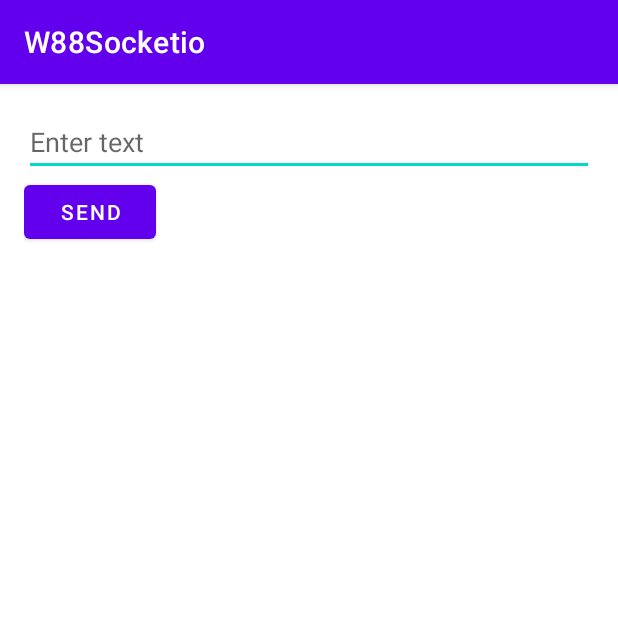
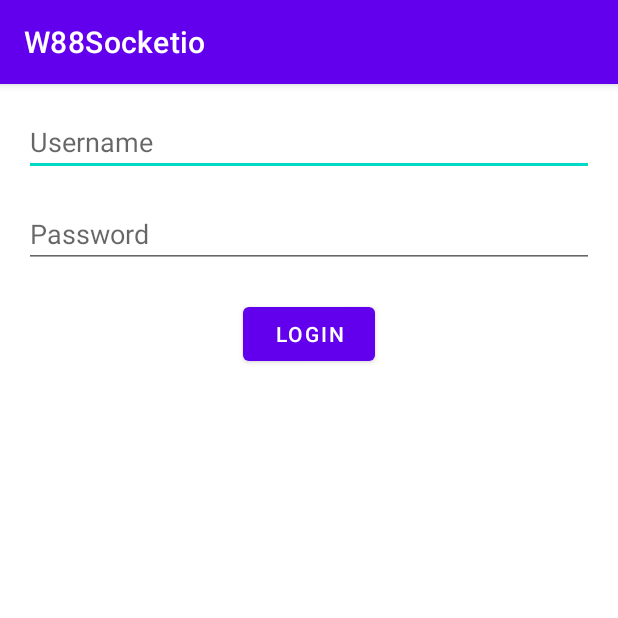
Before and after one commit to idobarakk/W88-Project, an Android app: the screen it shows after launch (MainActivity), on a phone screen of 412 x 824 dp, the top half of it. Run offline under Robolectric (Android 15) with nearby library versions, the light colour scheme and no system bars; libraries missing offline, so code that uses them is left out: io.socket.client; 3 statements that could not run were skipped.

Commit message:
WE have  working loginPage!
Co-Authored-By: TomerTheCodeKing <138518398+TomerTheCodeKing@users.noreply.github.com>

```diff
--- a/W88Socketio/app/build.gradle
+++ b/W88Socketio/app/build.gradle
@@ -32,6 +32,8 @@ dependencies {
 
     implementation 'androidx.appcompat:appcompat:1.6.1'
     implementation 'com.google.android.material:material:1.11.0'
+    implementation 'androidx.constraintlayout:constraintlayout:2.1.4'
+    //implementation project(':app')
     testImplementation 'junit:junit:4.13.2'
     androidTestImplementation 'androidx.test.ext:junit:1.1.5'
     androidTestImplementation 'androidx.test.espresso:espresso-core:3.5.1'
--- a/W88Socketio/app/src/main/java/com/example/w88socketio/MainActivity.java
+++ b/W88Socketio/app/src/main/java/com/example/w88socketio/MainActivity.java
@@ -1,9 +1,10 @@
 package com.example.w88socketio;
 
+
+import android.content.Intent;
 import android.os.Bundle;
 import androidx.appcompat.app.AppCompatActivity;
 import io.socket.client.Socket;
-
 import android.util.Log;
 import android.widget.EditText;
 import android.widget.TextView;
@@ -12,17 +13,13 @@ import io.socket.client.IO;
 import java.net.URISyntaxException;
 import org.json.JSONObject;
 import org.json.JSONException;
-import java.io.*;
 
 
 
-
-
-
-// Example in MainActivity.java
 public class MainActivity extends AppCompatActivity {
     private Socket mSocket;
-    private EditText inputText;
+    private EditText usernameInput; // New username field
+    private EditText passwordInput; // New password field
     private TextView responseView;
 
     @Override
@@ -30,7 +27,8 @@ public class MainActivity extends AppCompatActivity {
         super.onCreate(savedInstanceState);
         setContentView(R.layout.activity_main);
 
-        inputText = findViewById(R.id.inputText);
+        usernameInput = findViewById(R.id.usernameInput); // Change ID as per your layout
+        passwordInput = findViewById(R.id.passwordInput); // Change ID as per your layout
         Button sendButton = findViewById(R.id.sendButton);
         responseView = findViewById(R.id.responseView);
 
@@ -43,21 +41,50 @@ public class MainActivity extends AppCompatActivity {
         }
 
         sendButton.setOnClickListener(v -> {
-            Log.d("socketio","clicked");
-            String message = inputText.getText().toString();
-            Log.d("socketio",message);
-            mSocket.emit("message", message);
+            JSONObject loginData = new JSONObject();
+            try {
+                loginData.put("type", "login");
+                JSONObject data = new JSONObject();
+                data.put("username", usernameInput.getText().toString());
+                data.put("password", passwordInput.getText().toString());
+                loginData.put("data", data);
+            } catch (JSONException e) {
+                e.printStackTrace();
+            }
+            mSocket.emit("message", loginData.toString());
         });
 
         mSocket.on("message", args -> runOnUiThread(() -> {
-            JSONObject data = (JSONObject) args[0];
             try {
-                String response = data.getString("message");
-                responseView.setText(response);
+                JSONObject data;
+                if (args[0] instanceof String) {
+                    // If args[0] is a String, parse it to JSONObject
+                    data = new JSONObject((String) args[0]);
+                } else {
+                    // If args[0] is already a JSONObject, cast it directly
+                    data = (JSONObject) args[0];
+                }
+                if(data.getString("type").equals("login_callback")) {
+                    JSONObject loginData = data.getJSONObject("data");
+                    String userId = loginData.optString("user_id");
+                    boolean validPass = loginData.getBoolean("validpass");
+                    boolean validUser = loginData.getBoolean("validuser");
+
+                    if (!userId.equals("") && !userId.equals("null") && validUser && validPass) {
+                        // Save userId globally and navigate to HomePage
+                        GlobalData.setUserId(userId); // Assuming GlobalData is a class you create for global variables
+                        startActivity(new Intent(MainActivity.this, HomePageActivity.class));
+                    } else if (!validPass) {
+                        responseView.setText("Wrong password");
+                    } else if (!validUser) {
+                        responseView.setText("User not found");
+                    }
+                }
             } catch (JSONException e) {
                 e.printStackTrace();
                 Log.e("SocketIO", "Error", e);
             }
         }));
+
     }
 }
--- a/W88Socketio/app/src/main/res/layout/activity_main.xml
+++ b/W88Socketio/app/src/main/res/layout/activity_main.xml
@@ -1,26 +1,43 @@
-<LinearLayout
-    xmlns:android="http://schemas.android.com/apk/res/android"
+<RelativeLayout xmlns:android="http://schemas.android.com/apk/res/android"
     android:layout_width="match_parent"
     android:layout_height="match_parent"
-    android:orientation="vertical"
     android:padding="16dp">
 
+    <!-- EditText for Username -->
     <EditText
-        android:id="@+id/inputText"
+        android:id="@+id/usernameInput"
         android:layout_width="match_parent"
         android:layout_height="wrap_content"
-        android:hint="Enter text"/>
+        android:hint="Username"
+        android:inputType="textPersonName"/>
 
+    <!-- EditText for Password -->
+    <EditText
+        android:id="@+id/passwordInput"
+        android:layout_width="match_parent"
+        android:layout_height="wrap_content"
+        android:hint="Password"
+        android:inputType="textPassword"
+        android:layout_below="@id/usernameInput"
+        android:layout_marginTop="16dp"/>
+
+    <!-- Button for Login -->
     <Button
         android:id="@+id/sendButton"
         android:layout_width="wrap_content"
         android:layout_height="wrap_content"
-        android:text="Send"/>
+        android:text="Login"
+        android:layout_below="@id/passwordInput"
+        android:layout_centerHorizontal="true"
+        android:layout_marginTop="20dp"/>
 
+    <!-- TextView for displaying responses -->
     <TextView
         android:id="@+id/responseView"
-        android:layout_width="match_parent"
+        android:layout_width="wrap_content"
         android:layout_height="wrap_content"
-        android:layout_marginTop="20dp"/>
+        android:layout_below="@id/sendButton"
+        android:layout_marginTop="20dp"
+        android:layout_centerHorizontal="true"/>
 
-</LinearLayout>
+</RelativeLayout>
```
Also changed, not shown: W88Socketio/app/src/main/AndroidManifest.xml (+8 -6 lines), W88Socketio/app/src/main/java/com/example/w88socketio/GlobalData.java (added, +13 -0 lines), W88Socketio/app/src/main/java/com/example/w88socketio/HomePageActivity.java (added, +14 -0 lines), W88Socketio/app/src/main/res/layout/activity_home_page.xml (added, +9 -0 lines), 5 other files.
